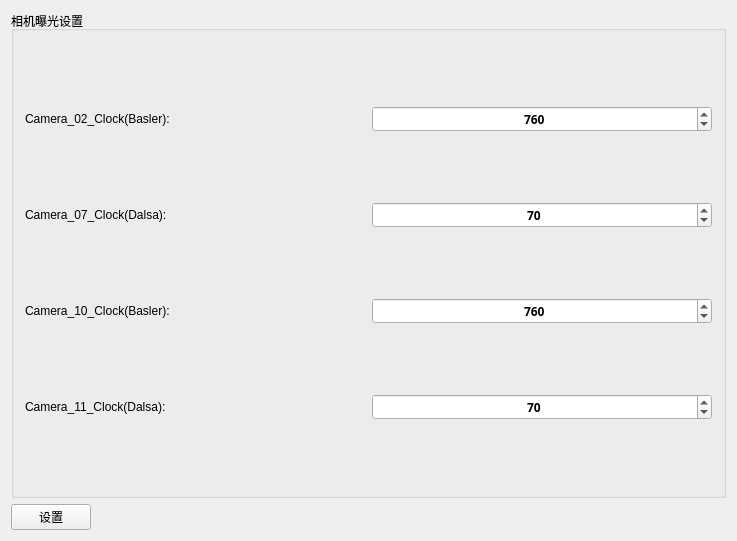
Above: HXQ/Widgets/cameraWidget.ui from galepai/HXQ before the change. Below: the same form after it.
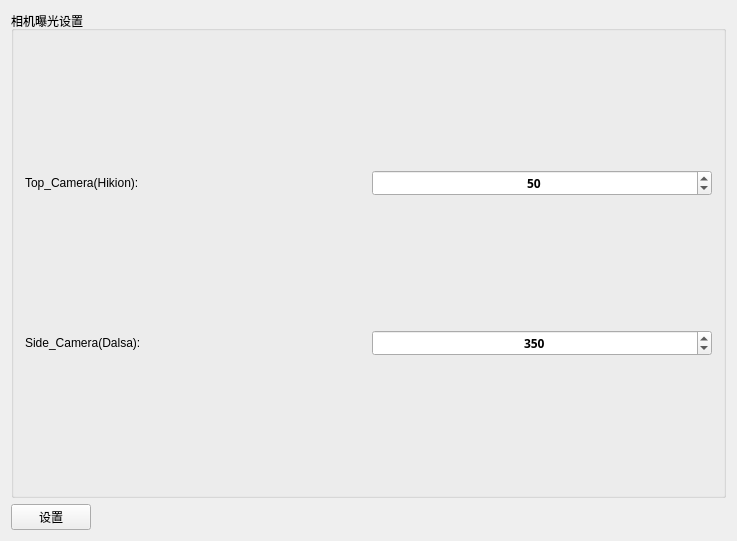
That is the form after the change.

Diff of the .ui file:
```diff
--- a/HXQ/Widgets/cameraWidget.ui
+++ b/HXQ/Widgets/cameraWidget.ui
@@ -37,7 +37,7 @@
            </size>
           </property>
           <property name="text">
-           <string>Camera_02_Clock(Basler):</string>
+           <string>Top_Camera(Hikion):</string>
           </property>
          </widget>
         </item>
@@ -54,10 +54,10 @@
            <set>Qt::AlignCenter</set>
           </property>
           <property name="maximum">
-           <number>900</number>
+           <number>1000000</number>
           </property>
           <property name="value">
-           <number>760</number>
+           <number>50</number>
           </property>
          </widget>
         </item>
@@ -74,7 +74,7 @@
            </size>
           </property>
           <property name="text">
-           <string>Camera_07_Clock(Dalsa):</string>
+           <string>Side_Camera(Dalsa):</string>
           </property>
          </widget>
         </item>
@@ -91,87 +91,10 @@
            <set>Qt::AlignCenter</set>
           </property>
           <property name="maximum">
-           <number>90</number>
+           <number>700</number>
           </property>
           <property name="value">
-           <number>70</number>
-          </property>
-         </widget>
-        </item>
-       </layout>
-      </item>
-      <item>
-       <layout class="QHBoxLayout" name="horizontalLayout_4">
-        <item>
-         <widget class="QLabel" name="label_4">
-          <property name="maximumSize">
-           <size>
-            <width>16777215</width>
-            <height>100</height>
-           </size>
-          </property>
-          <property name="text">
-           <string>Camera_10_Clock(Basler):</string>
-          </property>
-         </widget>
-        </item>
-        <item>
-         <widget class="QSpinBox" name="spinBox_10">
-          <property name="font">
-           <font>
-            <family>Arial Black</family>
-            <weight>75</weight>
-            <bold>true</bold>
-           </font>
-          </property>
-          <property name="alignment">
-           <set>Qt::AlignCenter</set>
-          </property>
-          <property name="maximum">
-           <number>900</number>
-          </property>
-          <property name="value">
-           <number>760</number>
-          </property>
-         </widget>
-        </item>
-       </layout>
-      </item>
-      <item>
-       <layout class="QHBoxLayout" name="horizontalLayout_5">
-        <item>
-         <widget class="QLabel" name="label_5">
-          <property name="maximumSize">
-           <size>
-            <width>16777215</width>
-            <height>100</height>
-           </size>
-          </property>
-          <property name="text">
-           <string>Camera_11_Clock(Dalsa):</string>
-          </property>
-         </widget>
-        </item>
-        <item>
-         <widget class="QSpinBox" name="spinBox_11">
-          <property name="font">
-           <font>
-            <family>Arial Black</family>
-            <weight>75</weight>
-            <bold>true</bold>
-           </font>
-          </property>
-          <property name="alignment">
-           <set>Qt::AlignCenter</set>
-          </property>
-          <property name="maximum">
-           <number>90</number>
-          </property>
-          <property name="value">
-           <number>70</number>
-          </property>
-          <property name="displayIntegerBase">
-           <number>10</number>
+           <number>350</number>
           </property>
          </widget>
         </item>
```
Left out of the diff: 8 changed lines with no effect on the pictures.
